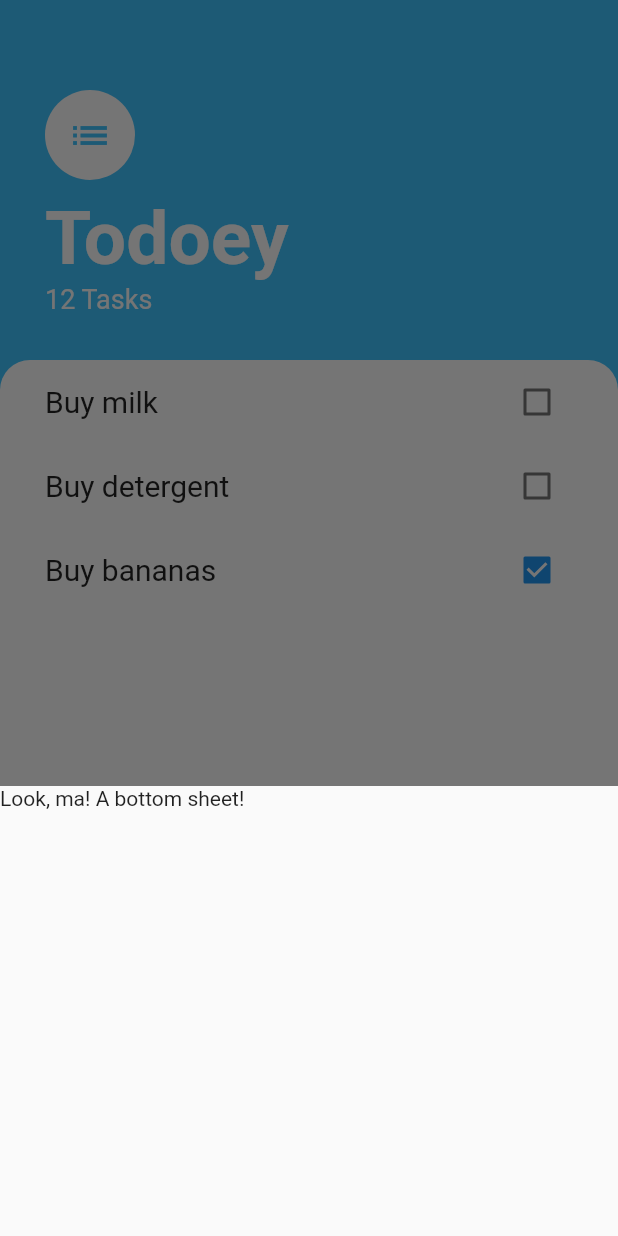
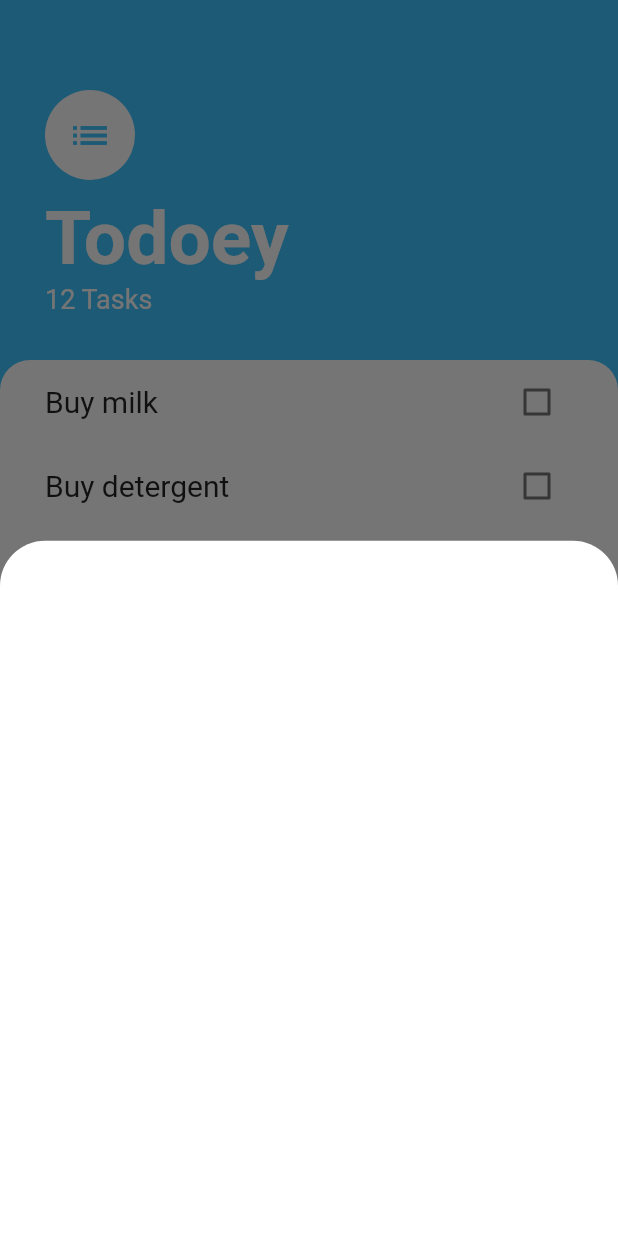
Before and after one commit to paxcodes/todoey, a Flutter app: the screen it shows after launch, after a tap on the "add" icon, on a phone screen of 412 x 824 dp. Run offline on Flutter 3.47's test engine with Material 2 defaults, Android fonts, the phone set to English and light mode, and no system bars.

Commit message:
:lipstick:👩🏻‍💻 Make bottom sheet top corners rounded

```diff
--- a/lib/main.dart
+++ b/lib/main.dart
@@ -7,6 +7,16 @@ class MyApp extends StatelessWidget {
   @override
   Widget build(BuildContext context) {
     return MaterialApp(
+      theme: ThemeData(
+        bottomSheetTheme: BottomSheetThemeData(
+          backgroundColor: Colors.white,
+          shape: RoundedRectangleBorder(
+            borderRadius: BorderRadius.vertical(
+              top: Radius.circular(30),
+            ),
+          ),
+        ),
+      ),
       home: TasksScreen(),
     );
   }
--- a/lib/screens/add_task_screen.dart
+++ b/lib/screens/add_task_screen.dart
@@ -3,9 +3,6 @@ import 'package:flutter/material.dart';
 class AddTaskScreen extends StatelessWidget {
   @override
   Widget build(BuildContext context) {
-    return Container(
-      height: 300,
-      child: Text("Look, ma! A bottom sheet!"),
-    );
+    return Container();
   }
 }
```
